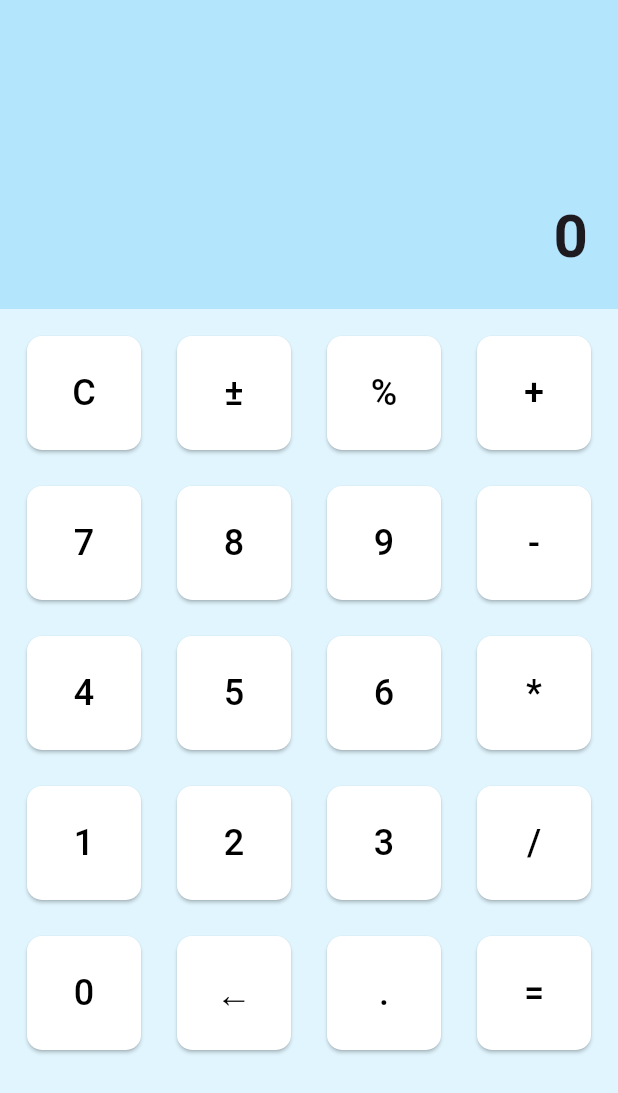
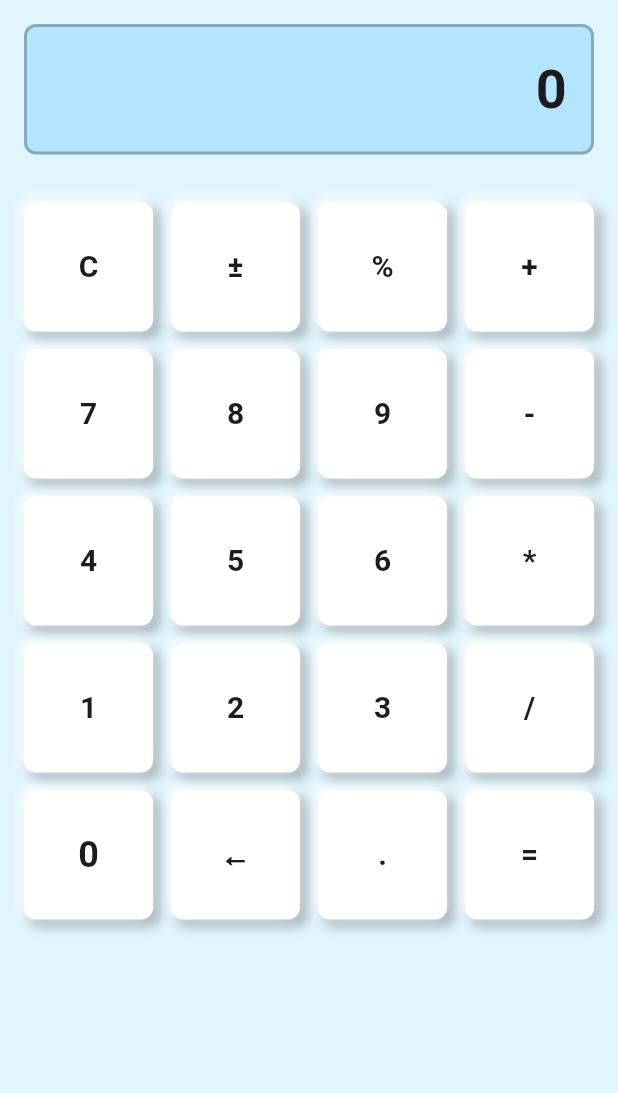
Before and after one commit to Jakhongir110/MICH-3-4-tasks, a Flutter app: the screen it shows after launch, on a phone screen of 412 x 824 dp. Shown: the top 1093 px of the screen. Run offline on Flutter 3.47's test engine with Material 3 defaults, Android fonts, the phone set to English and light mode, and no system bars.

Commit message:
Calculator's problem has been fixed

```diff
--- a/main/lib/main.dart
+++ b/main/lib/main.dart
@@ -13,81 +13,103 @@ class MyApp extends StatelessWidget {
 }
 
 class Calculator extends StatelessWidget {
-  Widget buildButton(String text, Color bgColor, Color textColor) {
-    return Padding(
-      padding: const EdgeInsets.all(6.0),
-      child: ElevatedButton(
-        style: ElevatedButton.styleFrom(
-          backgroundColor: bgColor,
-          shape: RoundedRectangleBorder(
-            borderRadius: BorderRadius.circular(10),
+  Widget buildButton(String text, {double fontSize = 20}) {
+  return Container(
+    decoration: BoxDecoration(
+      color: Colors.white,
+      borderRadius: BorderRadius.circular(8), // Rounded corners
+      boxShadow: [
+        BoxShadow(
+          color: Colors.black26, // Shadow color
+          offset: Offset(4, 4), // Shadow position (x, y)
+          blurRadius: 6, // How "soft" the shadow looks
+          spreadRadius: 1, // Spread of the shadow
         ),
-          padding: const EdgeInsets.all(20),
+        BoxShadow(
+          color: Colors.white, // Light shadow to mimic a raised effect
+          offset: Offset(-2, -2),
+          blurRadius: 6,
         ),
-        onPressed: () {}, // No logic here
+      ],
+    ),
+    child: Center(
       child: Text(
         text,
-          style: TextStyle(fontSize: 24, color: textColor),
+        style: TextStyle(
+          fontSize: fontSize,
+          fontWeight: FontWeight.bold,
+        ),
       ),
     ),
   );
 }
 
+
   @override
   Widget build(BuildContext context) {
     return Scaffold(
       backgroundColor: Colors.lightBlue[50],
-      body: Column(
+      body: SafeArea(
+        child: Column(
           children: [
             // Display Area
-          Expanded(
-            flex: 1,
+              Container(
+              margin: const EdgeInsets.all(16), // Add space around the box
+                decoration: BoxDecoration(
+                 color: Colors.lightBlue[100], // Background color for the outer box
+                borderRadius: BorderRadius.circular(8), // Rounded corners
+                border: Border.all(
+                color: Colors.black26, // Border color
+               width: 2, // Border width
+                  ),
+                ),
                 child: Container(
-              alignment: Alignment.bottomRight,
-              padding: const EdgeInsets.symmetric(horizontal: 20, vertical: 20),
-              color: Colors.lightBlue[100],
+                  padding: const EdgeInsets.all(16),
+                  alignment: Alignment.centerRight,
                   child: const Text(
-                '0', // Static display
-                style: TextStyle(fontSize: 40, fontWeight: FontWeight.bold),
+                    '0', // Display text
+                    style: TextStyle(fontSize: 36, fontWeight: FontWeight.bold),
                   ),
                 ),
               ),
+
             // Buttons Area
             Expanded(
-            flex: 3,
               child: Container(
-              padding: const EdgeInsets.all(12),
+                padding: const EdgeInsets.all(16),
+                color: Colors.lightBlue[50],
                 child: GridView.count(
                   crossAxisCount: 4,
                   mainAxisSpacing: 12,
                   crossAxisSpacing: 12,
                   children: [
-                  buildButton('C', Colors.white, Colors.black),
-                  buildButton('±', Colors.white, Colors.black),
-                  buildButton('%', Colors.white, Colors.black),
-                  buildButton('+', Colors.white, Colors.black),
-                  buildButton('7', Colors.white, Colors.black),
-                  buildButton('8', Colors.white, Colors.black),
-                  buildButton('9', Colors.white, Colors.black),
-                  buildButton('-', Colors.white, Colors.black),
-                  buildButton('4', Colors.white, Colors.black),
-                  buildButton('5', Colors.white, Colors.black),
-                  buildButton('6', Colors.white, Colors.black),
-                  buildButton('*', Colors.white, Colors.black),
-                  buildButton('1', Colors.white, Colors.black),
-                  buildButton('2', Colors.white, Colors.black),
-                  buildButton('3', Colors.white, Colors.black),
-                  buildButton('/', Colors.white, Colors.black),
-                  buildButton('0', Colors.white, Colors.black),
-                  buildButton('←', Colors.white, Colors.black),
-                  buildButton('.', Colors.white, Colors.black),
-                  buildButton('=', Colors.white, Colors.black),
+                    buildButton('C'),
+                    buildButton('±'),
+                    buildButton('%'),
+                    buildButton('+'),
+                    buildButton('7'),
+                    buildButton('8'),
+                    buildButton('9'),
+                    buildButton('-'),
+                    buildButton('4'),
+                    buildButton('5'),
+                    buildButton('6'),
+                    buildButton('*'),
+                    buildButton('1'),
+                    buildButton('2'),
+                    buildButton('3'),
+                    buildButton('/'),
+                    buildButton('0', fontSize: 24),
+                    buildButton('←'),
+                    buildButton('.'),
+                    buildButton('='),
                   ],
                 ),
               ),
             ),
           ],
         ),
+      ),
     );
   }
 }
```
Lines whose indentation alone changed are shown as unchanged.
